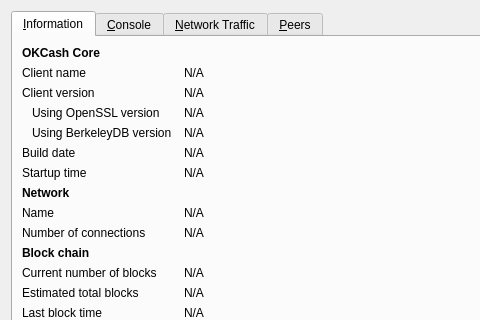
Qt form src/qt/forms/rpcconsole.ui (vlockchain/fictecpagos) before a commit; both pictures show x 0 to 480 and y 0 to 320 of the 740 by 450 pixel window.
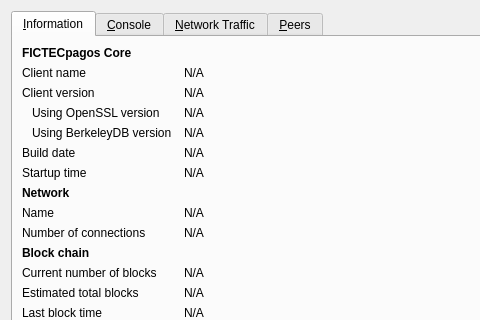
The same form after that commit. Icons and pictures are not drawn. Custom widgets are drawn as their Qt base class.

What changed in the file:
```diff
--- a/src/qt/forms/rpcconsole.ui
+++ b/src/qt/forms/rpcconsole.ui
@@ -36,7 +36,7 @@
           </font>
          </property>
          <property name="text">
-          <string>OKCash Core</string>
+          <string>FICTECpagos Core</string>
          </property>
         </widget>
        </item>
```
Left out of the diff: 10 changed lines with no effect on the pictures.
